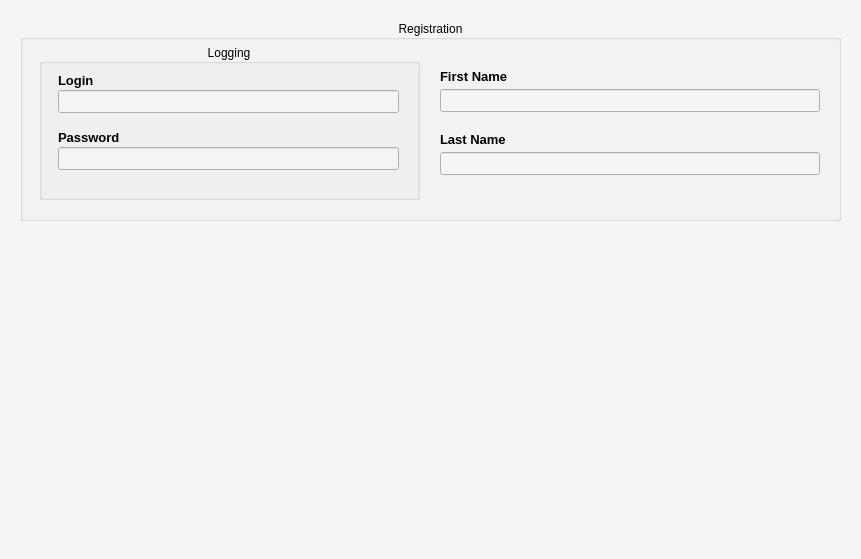
The window that CLIENT/RHE_Client/registration_widget.ui (qvinn/RHE) describes before a commit, drawn with Qt 5.
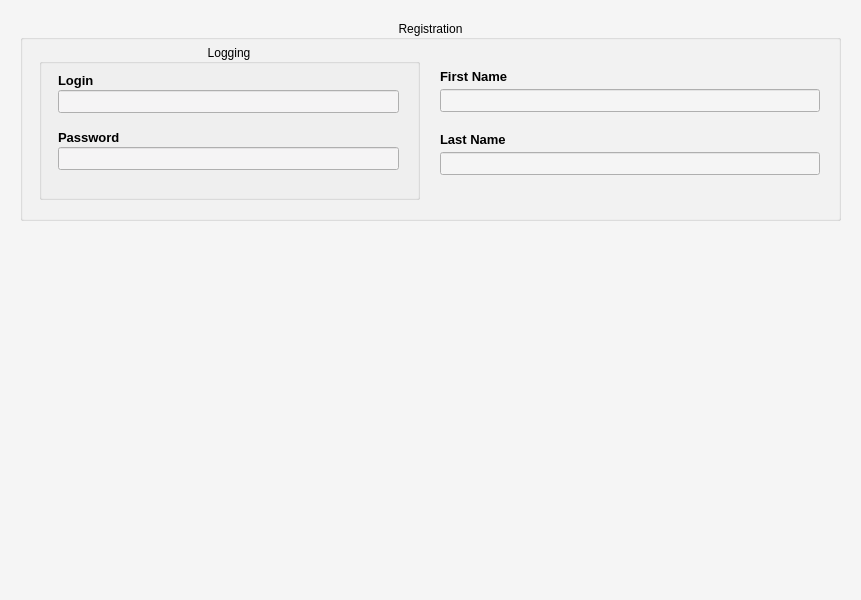
The same window after the commit.

What changed in the file:
```diff
--- a/CLIENT/RHE_Client/registration_widget.ui
+++ b/CLIENT/RHE_Client/registration_widget.ui
@@ -7,13 +7,13 @@
     <x>0</x>
     <y>0</y>
     <width>861</width>
-    <height>559</height>
+    <height>600</height>
    </rect>
   </property>
   <property name="minimumSize">
    <size>
     <width>604</width>
-    <height>246</height>
+    <height>600</height>
    </size>
   </property>
   <property name="palette">
```
